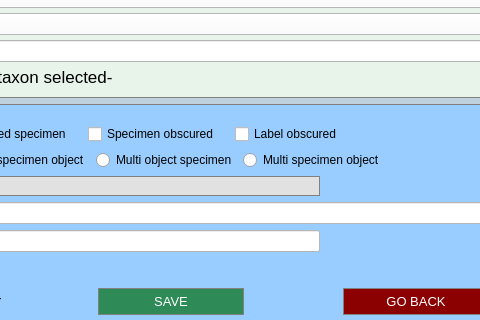
The window that MassDigitizer/ui/specimendataentry.ui (NHMDenmark/Mass-Digitizer) describes before a commit, drawn with Qt 5; both pictures show x 214 to 694 and y 230 to 550 of the 1080 by 720 pixel window.
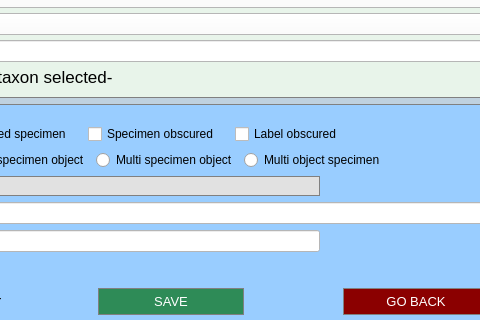
The same window after the commit. Icons and pictures are not drawn.

The edit to the form file:
```diff
--- a/MassDigitizer/ui/specimendataentry.ui
+++ b/MassDigitizer/ui/specimendataentry.ui
@@ -569,19 +569,6 @@
                 </property>
                </widget>
               </item>
-              <item>
-               <widget class="QRadioButton" name="radRadioMOS">
-                <property name="toolTip">
-                 <string>One specimen on multiple objects</string>
-                </property>
-                <property name="toolTipDuration">
-                 <number>3</number>
-                </property>
-                <property name="text">
-                 <string>Multi object specimen</string>
-                </property>
-               </widget>
-              </item>
               <item>
                <widget class="QRadioButton" name="radRadioMSO">
                 <property name="toolTip">
@@ -595,6 +582,19 @@
                 </property>
                </widget>
               </item>
+              <item>
+               <widget class="QRadioButton" name="radRadioMOS">
+                <property name="toolTip">
+                 <string>One specimen on multiple objects</string>
+                </property>
+                <property name="toolTipDuration">
+                 <number>3</number>
+                </property>
+                <property name="text">
+                 <string>Multi object specimen</string>
+                </property>
+               </widget>
+              </item>
               <item>
                <spacer name="horizontalSpacer_3">
                 <property name="orientation">
```
